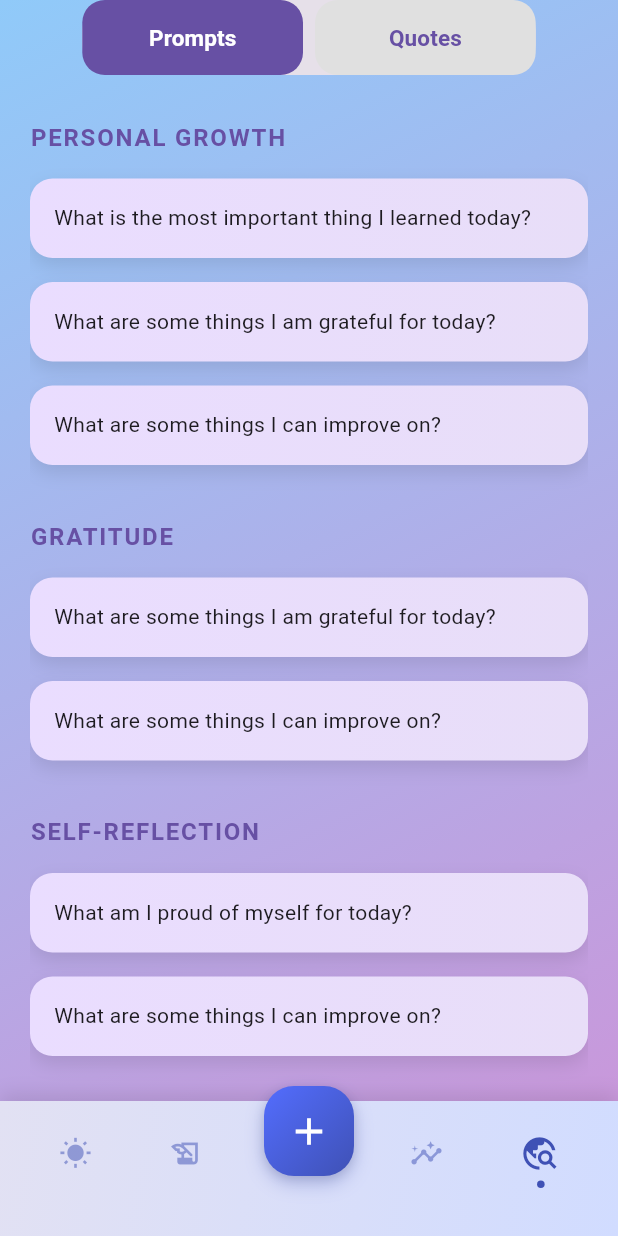
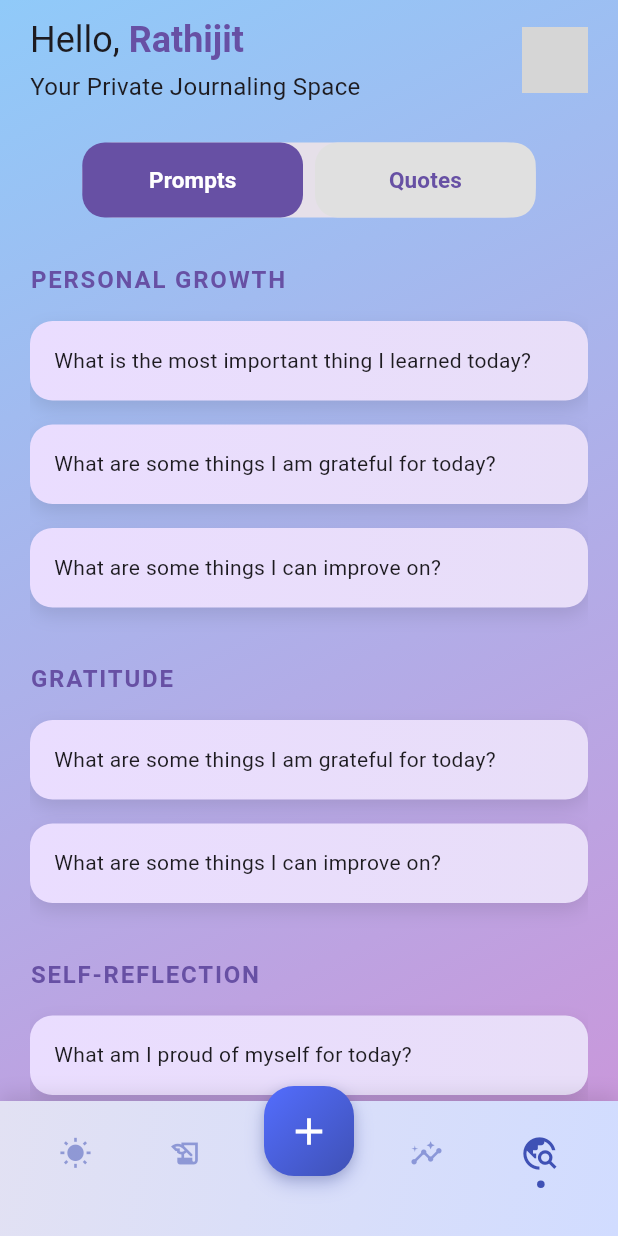
Before and after one commit to rathijitpapon/reflectme, a Flutter app: the screen it shows after launch, item 5 of the bottom bar chosen, on a phone screen of 412 x 824 dp. Run offline on Flutter 3.47's test engine with Material 3 defaults, Android fonts, the phone set to English and light mode, and no system bars; our stand-ins replace cached_network_image, carousel_slider; network calls fail; grey boxes are pictures that could not be loaded.

Commit message:
:construction: added top app bar and redesigned today widget

```diff
--- a/lib/components/daily_focus_widget.dart
+++ b/lib/components/daily_focus_widget.dart
@@ -21,13 +21,15 @@ class DailyFocusWidget extends StatelessWidget {
         padding: EdgeInsets.all(20),
         color: Colors.grey[250],
         child: Column(
+          crossAxisAlignment: CrossAxisAlignment.center,
+          mainAxisAlignment: MainAxisAlignment.center,
           children: [
             Icon(
               dailyFocus.icon,
               color: Colors.deepPurple.shade500,
               size: 28,
             ),
-            SizedBox(height: 15),
+            SizedBox(height: 10),
 
             Text(
               dailyFocus.prompt,
--- /dev/null
+++ b/lib/components/top_app_bar.dart
@@ -0,0 +1,69 @@
+import 'package:cached_network_image/cached_network_image.dart';
+import 'package:flutter/material.dart';
+
+class TopAppBar extends StatelessWidget {
+  const TopAppBar({
+    super.key,
+    required this.name,
+    required this.profileImageUrl,
+  });
+
+  final String name;
+  final String profileImageUrl;
+
+  @override
+  Widget build(BuildContext context) {
+    final textTheme = Theme.of(context).textTheme;
+    final colorScheme = Theme.of(context).colorScheme;
+
+    return Container(
+      height: 80,
+      padding: EdgeInsets.symmetric(horizontal: 20),
+      child: Row(
+        mainAxisAlignment: MainAxisAlignment.spaceBetween,
+        crossAxisAlignment: CrossAxisAlignment.center,
+        children: [
+          Column(
+            crossAxisAlignment: CrossAxisAlignment.start,
+            mainAxisAlignment: MainAxisAlignment.center,
+            children: [
+              RichText(
+                text: TextSpan(
+                  children: [
+                    TextSpan(
+                      text: 'Hello, ',
+                      style: textTheme.headlineSmall?.copyWith(
+                        color: colorScheme.onSurface,
+                        fontSize: 24,
+                      ),
+                    ),
+                    TextSpan(
+                      text: name,
+                      style: textTheme.headlineSmall?.copyWith(
+                        color: colorScheme.primary,
+                        fontWeight: FontWeight.bold,
+                        fontSize: 24,
+                      ),
+                    ),
+                  ],
+                ),
+              ),
+              SizedBox(height: 4),
+              Text(
+                'Your Private Journaling Space',
+                style: textTheme.bodyMedium?.copyWith(
+                  color: colorScheme.onSurface,
+                  fontSize: 16,
+                ),
+              ),
+            ],
+          ),
+          CircleAvatar(
+            radius: 22,
+            backgroundImage: CachedNetworkImageProvider(profileImageUrl),
+          ),
+        ],
+      ),
+    );
+  }
+}
--- a/lib/constants/journal.dart
+++ b/lib/constants/journal.dart
@@ -13,14 +13,14 @@ class DailyFocus {
 final scheduledFocuses = [
   DailyFocus(
     prompt: 'What is your top priority for today?',
-    startTime: TimeOfDay(hour: 6, minute: 0),
-    endTime: TimeOfDay(hour: 9, minute: 0),
+    startTime: TimeOfDay(hour: 3, minute: 0),
+    endTime: TimeOfDay(hour: 10, minute: 0),
     icon: Icons.wb_sunny,
     label: 'Morning Goals',
   ),
   DailyFocus(
     prompt: 'How will you make today great?',
-    startTime: TimeOfDay(hour: 9, minute: 0),
+    startTime: TimeOfDay(hour: 10, minute: 0),
     endTime: TimeOfDay(hour: 12, minute: 0),
     icon: IconData(0x1F31E, fontFamily: 'EmojiOne'),
     label: 'Mid-Morning Reflection',
--- a/lib/main.dart
+++ b/lib/main.dart
@@ -1,5 +1,6 @@
 import 'package:flutter/material.dart';
 import 'package:reflectme/components/bottom_navbar.dart';
+import 'package:reflectme/components/top_app_bar.dart';
 import 'package:reflectme/screens/explore.dart';
 import 'package:reflectme/screens/insights.dart';
 import 'package:reflectme/screens/journal.dart';
@@ -43,6 +44,8 @@ class MyHomePage extends StatefulWidget {
 
 class _MyHomePageState extends State<MyHomePage> {
   var selectedIndex = 0;
+  final name = 'Rathijit';
+  final profileImageUrl = 'https://avatars.githubusercontent.com/u/1024025?v=4';
 
   void handleNavbarIndexChange(int index) {
     setState(() {
@@ -73,14 +76,25 @@ class _MyHomePageState extends State<MyHomePage> {
         return Column(
           children: [
             Expanded(
-              child: Container(
-                color: Colors.transparent, // Make container transparent
-                child: Padding(
-                  padding: const EdgeInsets.symmetric(horizontal: 20.0),
-                  child: SafeArea(
-                    bottom: false,
-                    child: page,
-                  ),
+              child: SafeArea(
+                bottom: false,
+                child: Column(
+                  children: [
+                    TopAppBar(
+                      name: name,
+                      profileImageUrl: profileImageUrl,
+                    ),
+                    SizedBox(height: 15),
+                    Expanded(
+                      child: Container(
+                        color: Colors.transparent,
+                        child: Padding(
+                          padding: const EdgeInsets.symmetric(horizontal: 20.0),
+                          child: page,
+                        ),
+                      ),
+                    ),
+                  ],
                 ),
               ),
             ),
```
Also changed, not shown: lib/components/today.dart (+14 -12 lines), lib/screens/journal.dart (+9 -10 lines).
